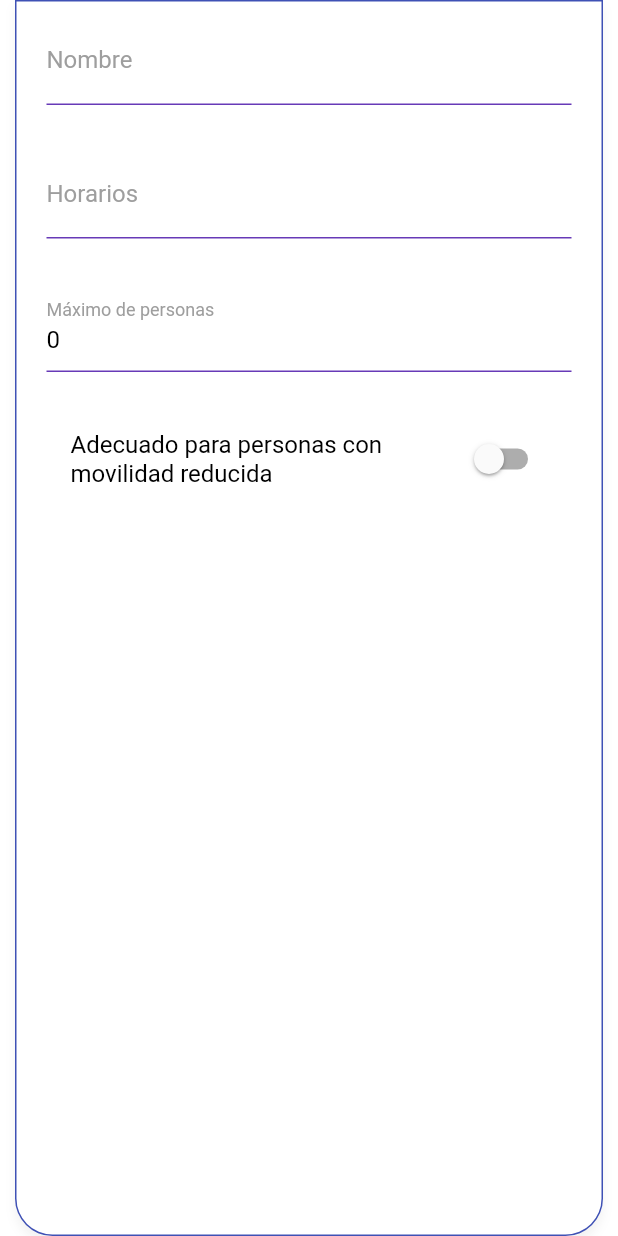
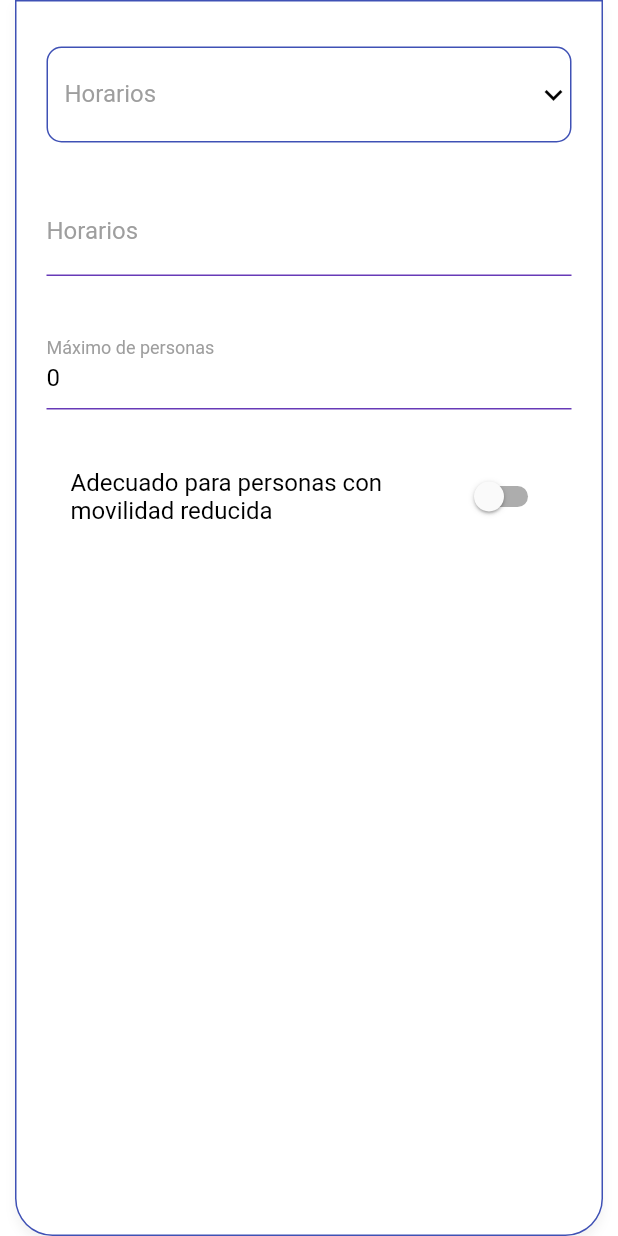
Before and after one commit to IsaiVazqez/FindingATounament, a Flutter app: the _ServicioForm widget shown alone on an empty page, opened directly, on a phone screen of 412 x 824 dp. Run offline on Flutter 3.47's test engine with Material 2 defaults, Android fonts, the light colour scheme and no system bars; our stand-ins replace animated_splash_screen, flutter_snake_navigationbar, google_maps_flutter, google_nav_bar, image_picker, line_icons and 1 more; accounts and stored records are empty; network calls fail.

Commit message:
dropdownsinpoderCREAR

```diff
--- a/lib/screens/servicio_screen.dart
+++ b/lib/screens/servicio_screen.dart
@@ -100,7 +100,26 @@ class _ServicioForm extends StatelessWidget {
   Widget build(BuildContext context) {
     final servicioForm = Provider.of<ServiceFormProvider>(context);
     final servicio = servicioForm.servicio;
-
+    List<String> items = [
+      'Fútbol',
+      'Béisbol',
+      'Básquetbol',
+      'Natación',
+      'Tenis',
+      'Voleibol',
+      'Boxeo',
+      'Atletismo',
+      'Golf',
+      'Juego de pelota',
+      'Taekwondo',
+      'Karate',
+      'Esgrima',
+      'Gimnasia',
+      'Handball',
+      'Judo',
+      'Softbol',
+    ];
+    String? dropdownvalue = servicio.name;
     return Padding(
       padding: EdgeInsets.symmetric(horizontal: 10),
       child: Container(
@@ -112,8 +131,48 @@ class _ServicioForm extends StatelessWidget {
           autovalidateMode: AutovalidateMode.onUserInteraction,
           child: Column(
             children: [
-              SizedBox(height: 10),
-              TextFormField(
+              SizedBox(height: 30),
+              DropdownButtonFormField<String>(
+                isExpanded: true,
+                decoration: InputDecoration(
+                  labelText: 'Horarios',
+                  enabledBorder: OutlineInputBorder(
+                    borderRadius: BorderRadius.circular(10),
+                    borderSide:
+                        const BorderSide(width: 1, color: Colors.indigo),
+                  ),
+                  focusedBorder: const UnderlineInputBorder(
+                      borderSide:
+                          BorderSide(color: Colors.deepPurple, width: 2)),
+                  labelStyle: const TextStyle(color: Colors.grey),
+                ),
+
+                value: servicio.name,
+                focusColor: Colors.white,
+                iconDisabledColor: Colors.black,
+                iconEnabledColor: Colors.black,
+                dropdownColor: Colors.white,
+
+                // Down Arrow Icon
+                icon: const Icon(Icons.keyboard_arrow_down),
+                items: items
+                    .map((
+                      items,
+                    ) =>
+                        DropdownMenuItem<String>(
+                          value: items,
+                          child: Text(
+                            items,
+                            style: const TextStyle(
+                                fontSize: 15, color: Colors.black),
+                          ),
+                        ))
+                    .toList(),
+
+                onChanged: (items) => servicio.name = items!,
+              ),
+
+/*               TextFormField(
                 initialValue: servicio.name,
                 style: TextStyle(color: Colors.black),
                 onChanged: (value) => servicio.name = value,
@@ -125,7 +184,7 @@ class _ServicioForm extends StatelessWidget {
                   hintText: 'Nombre del Sevicio',
                   labelText: 'Nombre',
                 ),
-              ),
+              ), */
               SizedBox(height: 30),
               TextFormField(
                 initialValue: servicio.horario,
@@ -189,5 +248,9 @@ class _ServicioForm extends StatelessWidget {
               color: Colors.black.withOpacity(0.05),
               offset: Offset(0, 5),
               blurRadius: 5)
-          ]);
+        ],
+      );
+
+/*   setState(String Function() param0) {}
+} */
 }
--- a/lib/services/servicios_service.dart
+++ b/lib/services/servicios_service.dart
@@ -78,6 +78,7 @@ class ServicioService extends ChangeNotifier {
 
   void updateSelectedProductImage(String path) {
     this.selectedServicio.picture = path;
+
     this.newPictureFile = File.fromUri(Uri(path: path));
 
     notifyListeners();
```
Lines whose indentation alone changed are shown as unchanged.
